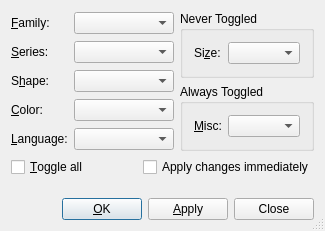
Above: src/frontends/qt4/ui/CharacterUi.ui from cburschka/lyx before the change. Below: the same form after it.
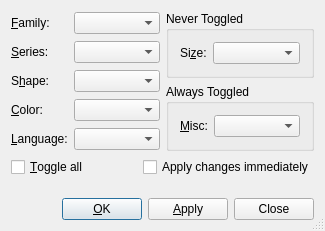
That is the form after the change.

Commit message:
branch: Fix bug #5063: We don't want the combo boxes to adjust to the contents. Also, make the logic exactly the same for all comboboxes.
see r31821.

Diff of the .ui file:
```diff
--- a/src/frontends/qt4/ui/CharacterUi.ui
+++ b/src/frontends/qt4/ui/CharacterUi.ui
@@ -64,9 +64,6 @@
          <property name="toolTip" >
           <string>Font shape</string>
          </property>
-         <property name="sizeAdjustPolicy" >
-          <enum>QComboBox::AdjustToContents</enum>
-         </property>
         </widget>
        </item>
        <item row="2" column="0" >
@@ -95,9 +92,6 @@
          <property name="toolTip" >
           <string>Font series</string>
          </property>
-         <property name="sizeAdjustPolicy" >
-          <enum>QComboBox::AdjustToContents</enum>
-         </property>
         </widget>
        </item>
        <item row="4" column="1" >
@@ -113,9 +107,6 @@
          <property name="toolTip" >
           <string>Language</string>
          </property>
-         <property name="sizeAdjustPolicy" >
-          <enum>QComboBox::AdjustToContents</enum>
-         </property>
         </widget>
        </item>
        <item row="0" column="1" >
@@ -131,9 +122,6 @@
          <property name="toolTip" >
           <string>Font family</string>
          </property>
-         <property name="sizeAdjustPolicy" >
-          <enum>QComboBox::AdjustToContents</enum>
-         </property>
         </widget>
        </item>
        <item row="3" column="1" >
@@ -149,9 +137,6 @@
          <property name="toolTip" >
           <string>Font color</string>
          </property>
-         <property name="sizeAdjustPolicy" >
-          <enum>QComboBox::AdjustToContents</enum>
-         </property>
         </widget>
        </item>
        <item row="4" column="0" >
@@ -235,7 +220,7 @@
            <widget class="QComboBox" name="sizeCO" >
             <property name="sizePolicy" >
              <sizepolicy>
-              <hsizetype>1</hsizetype>
+              <hsizetype>3</hsizetype>
               <vsizetype>0</vsizetype>
               <horstretch>0</horstretch>
               <verstretch>0</verstretch>
@@ -244,9 +229,6 @@
             <property name="toolTip" >
              <string>Font size</string>
             </property>
-            <property name="sizeAdjustPolicy" >
-             <enum>QComboBox::AdjustToContents</enum>
-            </property>
            </widget>
           </item>
          </layout>
@@ -279,12 +261,17 @@
           </item>
           <item>
            <widget class="QComboBox" name="miscCO" >
+            <property name="sizePolicy" >
+             <sizepolicy>
+              <hsizetype>3</hsizetype>
+              <vsizetype>0</vsizetype>
+              <horstretch>0</horstretch>
+              <verstretch>0</verstretch>
+             </sizepolicy>
+            </property>           
             <property name="toolTip" >
              <string>Other font settings</string>
             </property>
-            <property name="sizeAdjustPolicy" >
-             <enum>QComboBox::AdjustToContents</enum>
-            </property>
            </widget>
           </item>
          </layout>
```
The commit also changes 1 other file.
